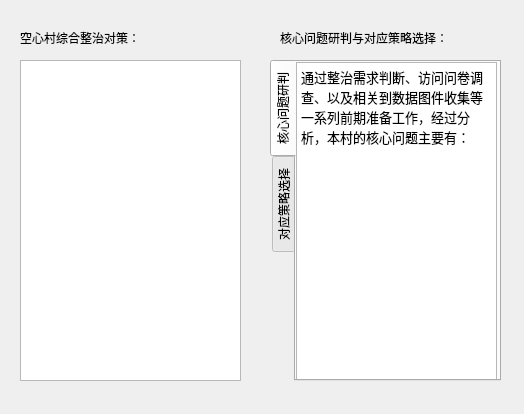
Old version of the form wenti_celueform.ui in the repository herow/youxuan.
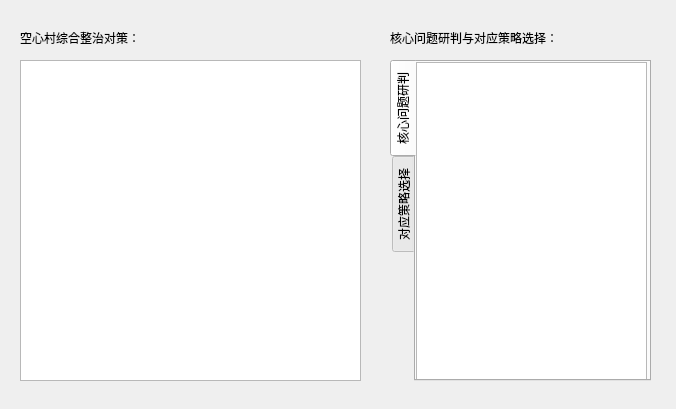
New version of the form. The open tabs and pages were chosen to show the change.

```diff
--- a/wenti_celueform.ui
+++ b/wenti_celueform.ui
@@ -6,8 +6,8 @@
    <rect>
     <x>0</x>
     <y>0</y>
-    <width>524</width>
-    <height>414</height>
+    <width>676</width>
+    <height>409</height>
    </rect>
   </property>
   <property name="windowTitle">
@@ -29,9 +29,9 @@
   <widget class="QTabWidget" name="tabWidget">
    <property name="geometry">
     <rect>
-     <x>270</x>
+     <x>390</x>
      <y>60</y>
-     <width>231</width>
+     <width>261</width>
      <height>321</height>
     </rect>
    </property>
@@ -50,7 +50,7 @@
       <rect>
        <x>0</x>
        <y>0</y>
-       <width>201</width>
+       <width>231</width>
        <height>321</height>
       </rect>
      </property>
@@ -59,7 +59,6 @@
 &lt;html&gt;&lt;head&gt;&lt;meta name=&quot;qrichtext&quot; content=&quot;1&quot; /&gt;&lt;style type=&quot;text/css&quot;&gt;
 p, li { white-space: pre-wrap; }
 &lt;/style&gt;&lt;/head&gt;&lt;body style=&quot; font-family:'Sans'; font-size:10pt; font-weight:400; font-style:normal;&quot;&gt;
-&lt;p style=&quot; margin-top:0px; margin-bottom:0px; margin-left:0px; margin-right:0px; -qt-block-indent:0; text-indent:0px;&quot;&gt;通过整治需求判断、访问问卷调查、以及相关到数据图件收集等一系列前期准备工作，经过分析，本村的核心问题主要有：&lt;/p&gt;
 &lt;p style=&quot;-qt-paragraph-type:empty; margin-top:0px; margin-bottom:0px; margin-left:0px; margin-right:0px; -qt-block-indent:0; text-indent:0px;&quot;&gt;&lt;br /&gt;&lt;/p&gt;&lt;/body&gt;&lt;/html&gt;</string>
      </property>
     </widget>
@@ -91,7 +90,7 @@
   <widget class="QLabel" name="label_2">
    <property name="geometry">
     <rect>
-     <x>280</x>
+     <x>390</x>
      <y>30</y>
      <width>211</width>
      <height>16</height>
@@ -106,7 +105,7 @@
     <rect>
      <x>20</x>
      <y>60</y>
-     <width>221</width>
+     <width>341</width>
      <height>321</height>
     </rect>
    </property>
```
Left out of the diff: 5 changed lines with no effect on the pictures.
